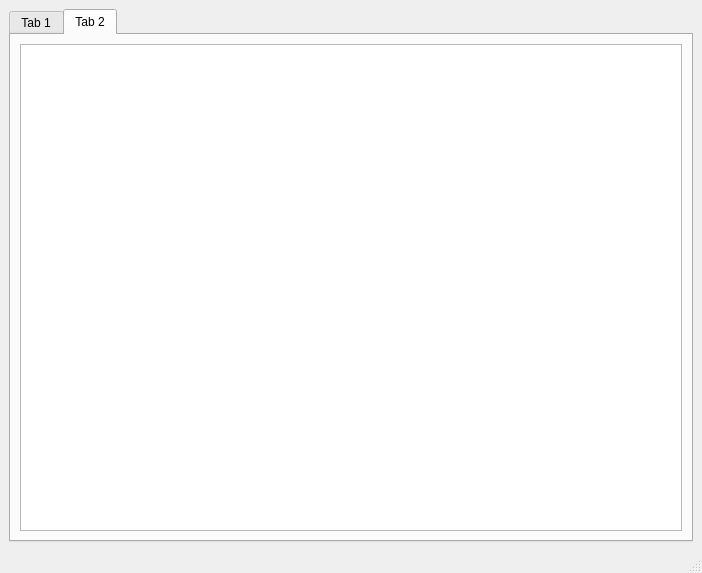
Old version of the form gui/sysmonitor.ui in the repository MatthiasSchinzel/sysmon.
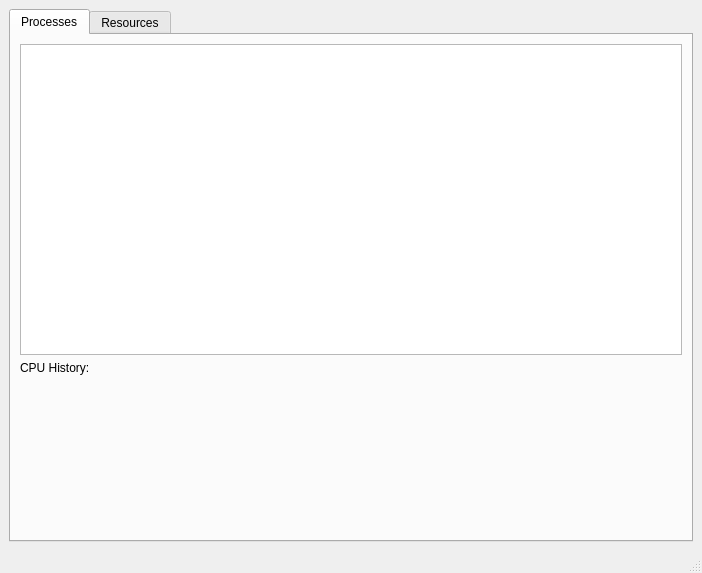
New version of the form. The open tabs and pages were chosen to show the change. Custom widgets are drawn as their Qt base class.

Commit message: modifiying UI to include overall cpu usage in process page

```diff
--- a/gui/sysmonitor.ui
+++ b/gui/sysmonitor.ui
@@ -29,9 +29,42 @@
       <property name="currentIndex">
        <number>0</number>
       </property>
+      <widget class="QWidget" name="tab_2">
+       <attribute name="title">
+        <string>Processes</string>
+       </attribute>
+       <layout class="QGridLayout" name="gridLayout_7">
+        <item row="1" column="0">
+         <widget class="QLabel" name="label_7">
+          <property name="text">
+           <string>CPU History:</string>
+          </property>
+         </widget>
+        </item>
+        <item row="2" column="0">
+         <widget class="GraphicsLayoutWidget" name="widget_5" native="true">
+          <property name="sizePolicy">
+           <sizepolicy hsizetype="Preferred" vsizetype="Fixed">
+            <horstretch>0</horstretch>
+            <verstretch>0</verstretch>
+           </sizepolicy>
+          </property>
+          <property name="minimumSize">
+           <size>
+            <width>0</width>
+            <height>150</height>
+           </size>
+          </property>
+         </widget>
+        </item>
+        <item row="0" column="0">
+         <widget class="QTableWidget" name="tableWidget"/>
+        </item>
+       </layout>
+      </widget>
       <widget class="QWidget" name="tab">
        <attribute name="title">
-        <string>Tab 1</string>
+        <string>Resources</string>
        </attribute>
        <layout class="QVBoxLayout" name="verticalLayout_2">
         <item>
@@ -146,16 +179,6 @@
         </item>
        </layout>
       </widget>
-      <widget class="QWidget" name="tab_2">
-       <attribute name="title">
-        <string>Tab 2</string>
-       </attribute>
-       <layout class="QGridLayout" name="gridLayout_7">
-        <item row="0" column="0">
-         <widget class="QTableWidget" name="tableWidget"/>
-        </item>
-       </layout>
-      </widget>
      </widget>
     </item>
    </layout>
```
Left out of the diff: 10 changed lines with no effect on the pictures.
